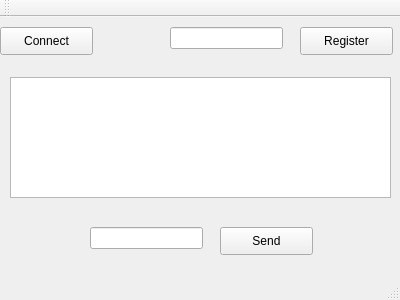
First picture: the form in Chat_Client/Views/mainwindow.ui, repository TsentsevitskyDmitry/Text-Chat-App, before the edit.
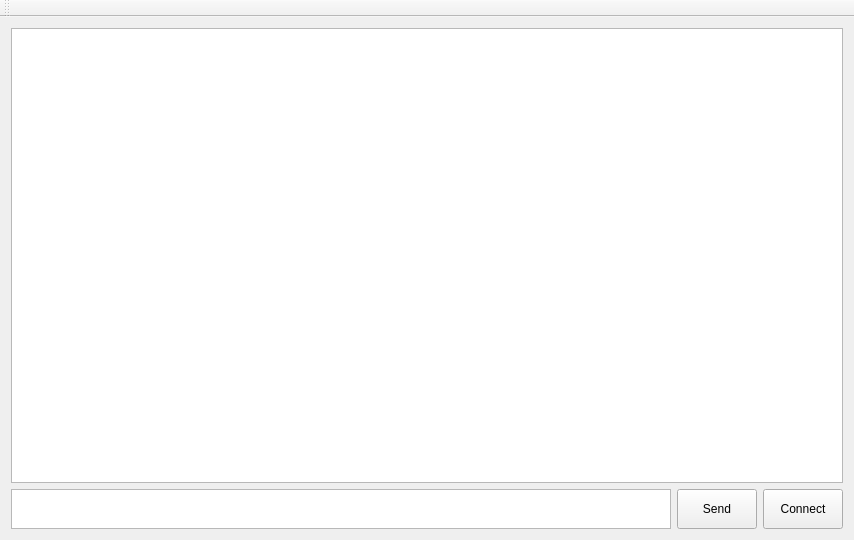
Second picture: the form after the edit.

Commit message: Add client GUI and connection settings

```diff
--- a/Chat_Client/Views/mainwindow.ui
+++ b/Chat_Client/Views/mainwindow.ui
@@ -6,83 +6,87 @@
    <rect>
     <x>0</x>
     <y>0</y>
-    <width>400</width>
-    <height>300</height>
+    <width>854</width>
+    <height>540</height>
    </rect>
   </property>
   <property name="windowTitle">
    <string>MainWindow</string>
   </property>
   <widget class="QWidget" name="centralWidget">
-   <widget class="QPushButton" name="pushButton">
-    <property name="geometry">
-     <rect>
-      <x>220</x>
-      <y>210</y>
-      <width>93</width>
-      <height>28</height>
-     </rect>
-    </property>
-    <property name="text">
-     <string>Send</string>
-    </property>
-   </widget>
-   <widget class="QPushButton" name="pushButton_2">
-    <property name="geometry">
-     <rect>
-      <x>0</x>
-      <y>10</y>
-      <width>93</width>
-      <height>28</height>
-     </rect>
-    </property>
-    <property name="text">
-     <string>Connect</string>
-    </property>
-   </widget>
-   <widget class="QPushButton" name="pushButton_3">
-    <property name="geometry">
-     <rect>
-      <x>300</x>
-      <y>10</y>
-      <width>93</width>
-      <height>28</height>
-     </rect>
-    </property>
-    <property name="text">
-     <string>Register</string>
-    </property>
-   </widget>
-   <widget class="QLineEdit" name="regEdit">
-    <property name="geometry">
-     <rect>
-      <x>170</x>
-      <y>10</y>
-      <width>113</width>
-      <height>22</height>
-     </rect>
-    </property>
-   </widget>
-   <widget class="QLineEdit" name="sendEdit">
-    <property name="geometry">
-     <rect>
-      <x>90</x>
-      <y>210</y>
-      <width>113</width>
-      <height>22</height>
-     </rect>
-    </property>
-   </widget>
-   <widget class="QTextBrowser" name="textBrowser">
-    <property name="geometry">
-     <rect>
-      <x>10</x>
-      <y>60</y>
-      <width>381</width>
-      <height>121</height>
-     </rect>
-    </property>
-   </widget>
+   <layout class="QGridLayout" name="gridLayout">
+    <item row="0" column="0">
+     <widget class="QTextEdit" name="textBrowser">
+      <property name="readOnly">
+       <bool>true</bool>
+      </property>
+     </widget>
+    </item>
+    <item row="1" column="0">
+     <layout class="QHBoxLayout" name="horizontalLayout">
+      <item>
+       <widget class="QPlainTextEdit" name="sendEdit">
+        <property name="sizePolicy">
+         <sizepolicy hsizetype="Expanding" vsizetype="Fixed">
+          <horstretch>0</horstretch>
+          <verstretch>0</verstretch>
+         </sizepolicy>
+        </property>
+        <property name="minimumSize">
+         <size>
+          <width>0</width>
+          <height>40</height>
+         </size>
+        </property>
+        <property name="maximumSize">
+         <size>
+          <width>16777215</width>
+          <height>40</height>
+         </size>
+        </property>
+       </widget>
+      </item>
+      <item>
+       <widget class="QPushButton" name="sendButton">
+        <property name="sizePolicy">
+         <sizepolicy hsizetype="Minimum" vsizetype="Fixed">
+          <horstretch>0</horstretch>
+          <verstretch>40</verstretch>
+         </sizepolicy>
+        </property>
+        <property name="minimumSize">
+         <size>
+          <width>0</width>
+          <height>40</height>
+         </size>
+        </property>
+        <property name="text">
+         <string>Send</string>
+        </property>
+       </widget>
+      </item>
+      <item>
+       <widget class="QPushButton" name="connectionButton">
+        <property name="sizePolicy">
+         <sizepolicy hsizetype="Minimum" vsizetype="Fixed">
+          <horstretch>0</horstretch>
+          <verstretch>40</verstretch>
+         </sizepolicy>
+        </property>
+        <property name="minimumSize">
+         <size>
+          <width>0</width>
+          <height>40</height>
+         </size>
+        </property>
+        <property name="text">
+         <string>Connect</string>
+        </property>
+       </widget>
+      </item>
+     </layout>
+    </item>
+   </layout>
   </widget>
   <widget class="QMenuBar" name="menuBar">
    <property name="geometry">
@@ -102,7 +106,6 @@
     <bool>false</bool>
    </attribute>
   </widget>
-  <widget class="QStatusBar" name="statusBar"/>
  </widget>
  <layoutdefault spacing="6" margin="11"/>
  <resources/>
```
Left out of the diff: 2 changed lines with no effect on the pictures. The commit also changes 19 other files.
